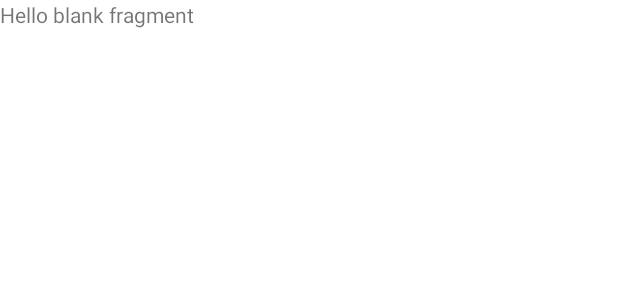
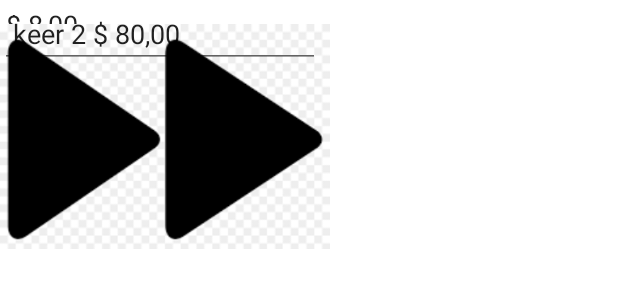
Before and after one commit to YouriPruim/fattclicker4, an Android app: the layout fragment_shop.xml on its own in the app's theme, with its tools: preview values and no code run, on a phone screen of 412 x 824 dp. Shown: the top 300 px of the screen. Run offline under Robolectric (Android 15) with nearby library versions, the phone set to English and light mode, and no system bars.

Commit message:
afbeeldingen er in

```diff
--- a/app/src/main/res/layout/fragment_shop.xml
+++ b/app/src/main/res/layout/fragment_shop.xml
@@ -1,14 +1,69 @@
 <?xml version="1.0" encoding="utf-8"?>
-<FrameLayout xmlns:android="http://schemas.android.com/apk/res/android"
+<androidx.constraintlayout.widget.ConstraintLayout xmlns:android="http://schemas.android.com/apk/res/android"
+    xmlns:app="http://schemas.android.com/apk/res-auto"
     xmlns:tools="http://schemas.android.com/tools"
+    android:id="@+id/frameLayout2"
     android:layout_width="match_parent"
     android:layout_height="match_parent"
     tools:context=".shop">
 
     <!-- TODO: Update blank fragment layout -->
+
     <TextView
-        android:layout_width="match_parent"
-        android:layout_height="match_parent"
-        android:text="@string/hello_blank_fragment" />
+        android:id="@+id/textView"
+        android:layout_width="0dp"
+        android:layout_height="0dp"
+        app:layout_constraintBottom_toBottomOf="parent"
+        app:layout_constraintEnd_toEndOf="parent"
+        app:layout_constraintHorizontal_bias="0.0"
+        app:layout_constraintStart_toStartOf="parent"
+        app:layout_constraintTop_toTopOf="parent"
+        app:layout_constraintVertical_bias="0.0" />
 
-</FrameLayout>
+    <EditText
+        android:id="@+id/editTextTextPersonName"
+        android:layout_width="wrap_content"
+        android:layout_height="wrap_content"
+        android:ems="10"
+        android:inputType="textPersonName"
+        android:text="FATTY WINKEL"
+        app:layout_constraintTop_toTopOf="parent"
+        tools:layout_editor_absoluteX="100dp" />
+
+    <ImageView
+        android:id="@+id/imageView3"
+        android:layout_width="161dp"
+        android:layout_height="162dp"
+        android:src="@drawable/ads"
+        tools:layout_editor_absoluteX="0dp"
+        tools:layout_editor_absoluteY="85dp" />
+
+    <EditText
+        android:id="@+id/editTextTextPersonName4"
+        android:layout_width="200dp"
+        android:layout_height="39dp"
+        android:ems="10"
+        android:inputType="textPersonName"
+        android:text="$ 8,00"
+        tools:layout_editor_absoluteX="16dp"
+        tools:layout_editor_absoluteY="265dp" />
+
+    <ImageView
+        android:id="@+id/imageView4"
+        android:layout_width="220dp"
+        android:layout_height="182dp"
+        android:src="@drawable/keer_2"
+        tools:layout_editor_absoluteX="0dp"
+        tools:layout_editor_absoluteY="351dp" />
+
+    <EditText
+        android:id="@+id/editTextTextPersonName5"
+        android:layout_width="wrap_content"
+        android:layout_height="wrap_content"
+        android:ems="10"
+        android:inputType="textPersonName"
+        android:text=" keer 2 $ 80,00"
+        tools:layout_editor_absoluteX="13dp"
+        tools:layout_editor_absoluteY="553dp" />
+
+</androidx.constraintlayout.widget.ConstraintLayout>
```
Also changed, not shown: app/src/main/res/layout/activity_main.xml (+33 -1 lines), app/src/main/res/layout/fragment_landing.xml (+7 -0 lines), app/src/main/res/drawable/ads.png (added), app/src/main/res/drawable/hot_dog_with_mustard.png (added), app/src/main/res/drawable/keer_2.png (added).
